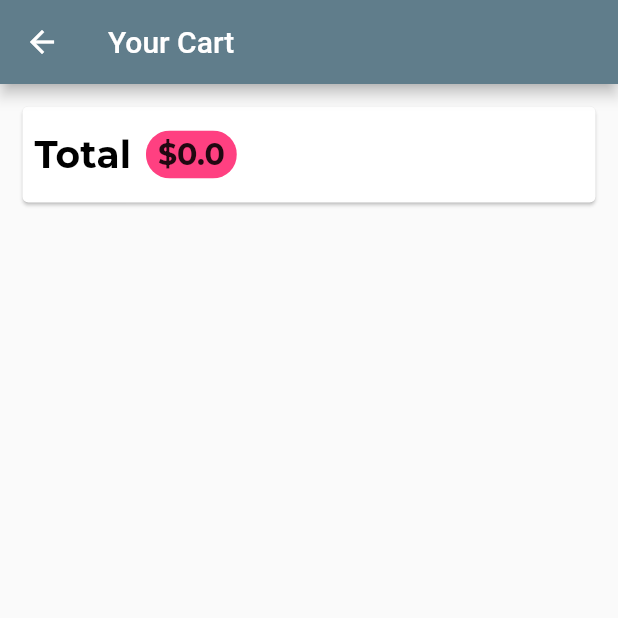
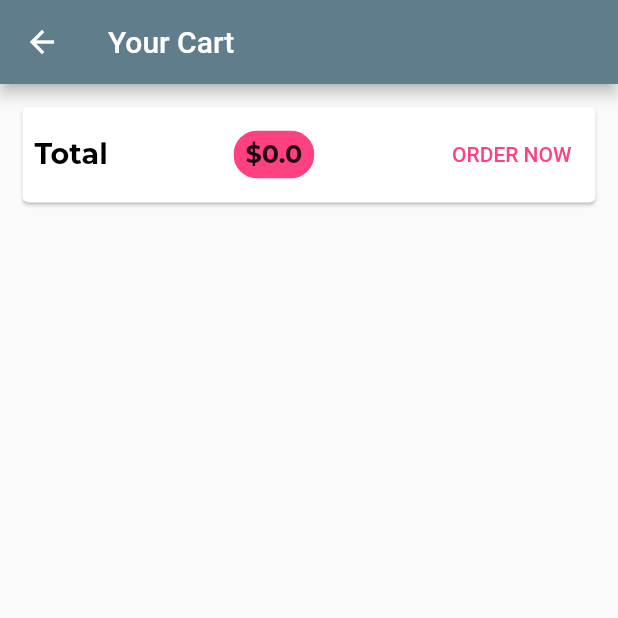
Before and after one commit to AbdullaNasarAp/shopapp, a Flutter app: the CartShow screen opened by its route, on a phone screen of 412 x 824 dp, the top half of it. Run offline on Flutter 3.47's test engine with Material 2 defaults, Android fonts, the phone set to English and light mode, and no system bars; our stand-ins replace google_fonts.

Commit message:
add to cart and price calculation

```diff
--- /dev/null
+++ b/lib/controller/provider/order.dart
@@ -0,0 +1,23 @@
+import 'package:flutter/material.dart';
+import 'package:shopapp/model/cartitem.dart';
+import 'package:shopapp/model/orderitem.dart';
+
+class Order with ChangeNotifier {
+  List<OrderItem> _order = [];
+  List<OrderItem> get orders {
+    return [..._order];
+  }
+
+  void addOrder(List<CartItem> cartProducts, double total) {
+    _order.insert(
+      0,
+      OrderItem(
+        id: DateTime.now().toString(),
+        amount: total,
+        dateTime: DateTime.now(),
+        products: cartProducts,
+      ),
+    );
+    notifyListeners();
+  }
+}
--- a/lib/controller/models/provider/product_provider.dart
+++ b/lib/controller/provider/product_provider.dart
@@ -1,5 +1,5 @@
 import 'package:flutter/material.dart';
-import 'package:shopapp/controller/models/provider/product.dart';
+import 'package:shopapp/controller/provider/product.dart';
 
 class ProductProvider with ChangeNotifier {
   /////////////////////////////list Product ///////////////////////////////////////
--- /dev/null
+++ b/lib/model/cartitem.dart
@@ -0,0 +1,13 @@
+class CartItem {
+  final String id;
+  final String title;
+  final int quantity;
+  final double price;
+
+  CartItem({
+    required this.id,
+    required this.title,
+    required this.quantity,
+    required this.price,
+  });
+}
--- /dev/null
+++ b/lib/model/orderitem.dart
@@ -0,0 +1,18 @@
+import 'dart:ui';
+
+import 'package:flutter/material.dart';
+import 'package:shopapp/model/cartitem.dart';
+
+class OrderItem {
+  final String id;
+  final double amount;
+  final List<CartItem> products;
+  final DateTime dateTime;
+
+  OrderItem({
+    required this.id,
+    required this.amount,
+    required this.dateTime,
+    required this.products,
+  });
+}
--- a/lib/view/cart/cart_screen.dart
+++ b/lib/view/cart/cart_screen.dart
@@ -2,7 +2,9 @@ import 'package:flutter/material.dart';
 
 import 'package:provider/provider.dart';
 import 'package:shopapp/controller/constant/const.dart';
-import 'package:shopapp/controller/models/provider/cart.dart';
+import 'package:shopapp/controller/provider/cart.dart';
+import 'package:shopapp/controller/provider/order.dart';
+import 'package:shopapp/view/cart/widget/cartitem.dart';
 
 class CartShow extends StatelessWidget {
   static const routeName = "cart_screen";
@@ -13,36 +15,67 @@ class CartShow extends StatelessWidget {
     final cartt = Provider.of<Cart>(context);
     return Scaffold(
       appBar: AppBar(
-        title: Text(
+        title: const Text(
           "Your Cart",
         ),
       ),
       body: Column(
         children: [
           Card(
-            margin: EdgeInsets.all(
+            margin: const EdgeInsets.all(
               15.0,
             ),
             child: Padding(
-              padding: EdgeInsets.all(
+              padding: const EdgeInsets.all(
                 8,
               ),
-              child: Row(children: [
-                Text(
+              child: Row(
+                  mainAxisAlignment: MainAxisAlignment.spaceBetween,
+                  children: [
+                    const Text(
                       "Total",
-                  style: TextStyle(color: Colors.black),
+                      style: TextStyle(color: Colors.black, fontSize: 19),
                     ),
-                ksizeboxw,
                     Chip(
                       label: Text(
                         "\$${cartt.totalAmount}",
-                    style: TextStyle(fontSize: 20),
+                        style: const TextStyle(fontSize: 17),
                       ),
                       backgroundColor: Theme.of(context).primaryColor,
+                    ),
+                    TextButton(
+                      onPressed: () {
+                        Provider.of<Order>(context, listen: false).addOrder(
+                          cartt.items.values.toList(),
+                          cartt.totalAmount,
+                        );
+                        cartt.clearCart();
+                        const snackBar = SnackBar(
+                            content: Text("SuccessFully added to Order"));
+                        ScaffoldMessenger.of(context).showSnackBar(snackBar);
+                      },
+                      child: Text(
+                        "ORDER NOW",
+                        style: TextStyle(color: Theme.of(context).primaryColor),
+                      ),
                     )
                   ]),
             ),
-          )
+          ),
+          ksizeboxh,
+          Expanded(
+              child: ListView.builder(
+            itemBuilder: (context, index) {
+              return CartItems(
+                productId: cartt.items.keys.toList()[index],
+                id: cartt.items.values.toList()[index].id,
+                title: cartt.items.values.toList()[index].title,
+                price: cartt.items.values.toList()[index].price,
+                quantity: cartt.items.values.toList()[index].quantity,
+              );
+            },
+            itemCount: cartt.items.length,
+          ))
         ],
       ),
     );
--- a/lib/view/home/home.dart
+++ b/lib/view/home/home.dart
@@ -1,7 +1,7 @@
 import 'package:flutter/material.dart';
 import 'package:provider/provider.dart';
-import 'package:shopapp/controller/models/provider/cart.dart';
-import 'package:shopapp/controller/models/provider/product.dart';
+import 'package:shopapp/controller/provider/cart.dart';
+import 'package:shopapp/controller/provider/product.dart';
 import 'package:shopapp/view/cart/cart_screen.dart';
 import 'package:shopapp/view/home/widget/badge.dart';
 import 'package:shopapp/view/home/widget/grid.dart';
--- a/lib/view/home/widget/grid.dart
+++ b/lib/view/home/widget/grid.dart
@@ -1,6 +1,6 @@
 import 'package:flutter/material.dart';
 import 'package:provider/provider.dart';
-import 'package:shopapp/controller/models/provider/product_provider.dart';
+import 'package:shopapp/controller/provider/product_provider.dart';
 import 'package:shopapp/view/home/widget/productitem.dart';
 
 class GridVieww extends StatelessWidget {
@@ -16,7 +16,7 @@ class GridVieww extends StatelessWidget {
       itemCount: product.length,
       gridDelegate: const SliverGridDelegateWithFixedCrossAxisCount(
         crossAxisCount: 2,
-        childAspectRatio: 3 / 2,
+        childAspectRatio: 3 / 5,
         crossAxisSpacing: 10,
         mainAxisSpacing: 10,
       ),
--- a/lib/view/home/widget/productitem.dart
+++ b/lib/view/home/widget/productitem.dart
@@ -1,7 +1,7 @@
 import 'package:flutter/material.dart';
 import 'package:provider/provider.dart';
-import 'package:shopapp/controller/models/provider/cart.dart';
-import 'package:shopapp/controller/models/provider/product.dart';
+import 'package:shopapp/controller/provider/cart.dart';
+import 'package:shopapp/controller/provider/product.dart';
 import 'package:shopapp/view/product_detail/product_detail.dart';
 
 class ProductItem extends StatelessWidget {
--- /dev/null
+++ b/lib/view/order/order_screen.dart
@@ -0,0 +1,26 @@
+import 'package:flutter/material.dart';
+import 'package:flutter/src/widgets/container.dart';
+import 'package:flutter/src/widgets/framework.dart';
+import 'package:provider/provider.dart';
+import 'package:shopapp/controller/provider/order.dart';
+import 'package:shopapp/view/order/widgets/ordertile.dart';
+
+class OrderScreen extends StatelessWidget {
+  const OrderScreen({super.key});
+
+  @override
+  Widget build(BuildContext context) {
+    final ordersdata = Provider.of<Order>(context);
+    return Scaffold(
+      appBar: AppBar(
+        title: const Text('Your Order'),
+      ),
+      body: ListView.builder(
+        itemBuilder: (context, index) {
+          return OrderTile(order: ordersdata.orders[index]);
+        },
+        itemCount: ordersdata.orders.length,
+      ),
+    );
+  }
+}
--- a/pubspec.yaml
+++ b/pubspec.yaml
@@ -38,6 +38,7 @@ dependencies:
   cupertino_icons: ^1.0.2
   google_fonts: ^3.0.1
   provider: ^6.0.4
+  intl: ^0.17.0
 
 dev_dependencies:
   flutter_test:
```
Also changed, not shown: lib/controller/provider/cart.dart (renamed from lib/controller/models/provider/cart.dart, +11 -14 lines), lib/main.dart (+10 -6 lines), lib/view/cart/widget/cartitem.dart (added, +69 -0 lines), lib/view/order/widgets/ordertile.dart (added, +34 -0 lines), lib/view/product_detail/product_detail.dart (+38 -1 lines), lib/controller/provider/product.dart (renamed from lib/controller/models/provider/product.dart), pubspec.lock. Lines whose indentation alone changed are shown as unchanged.
